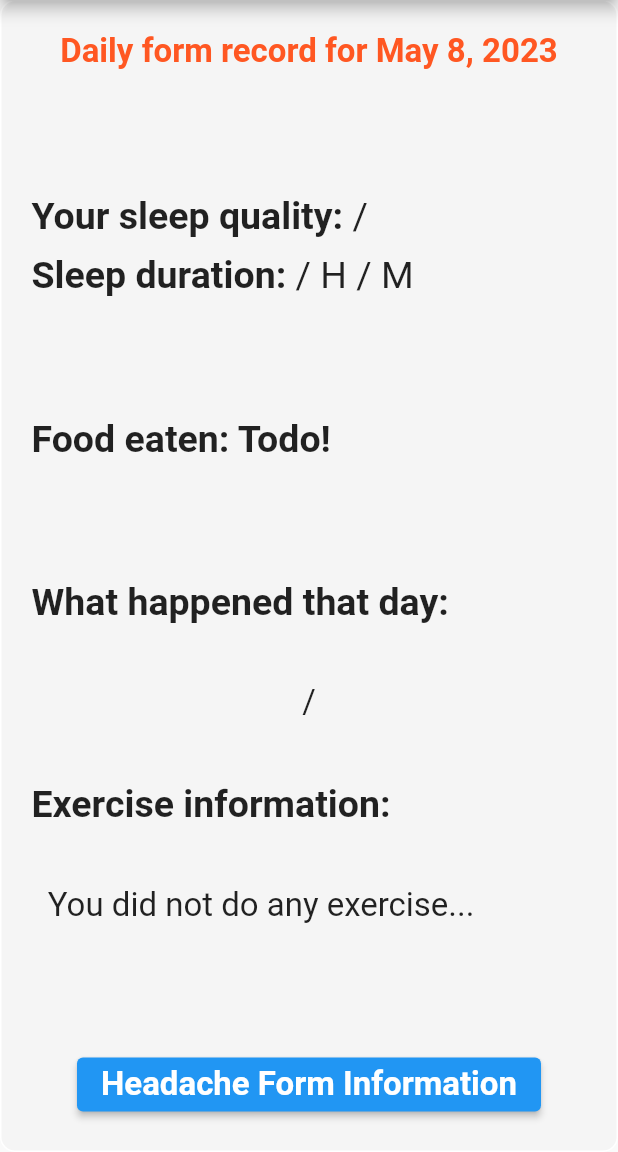
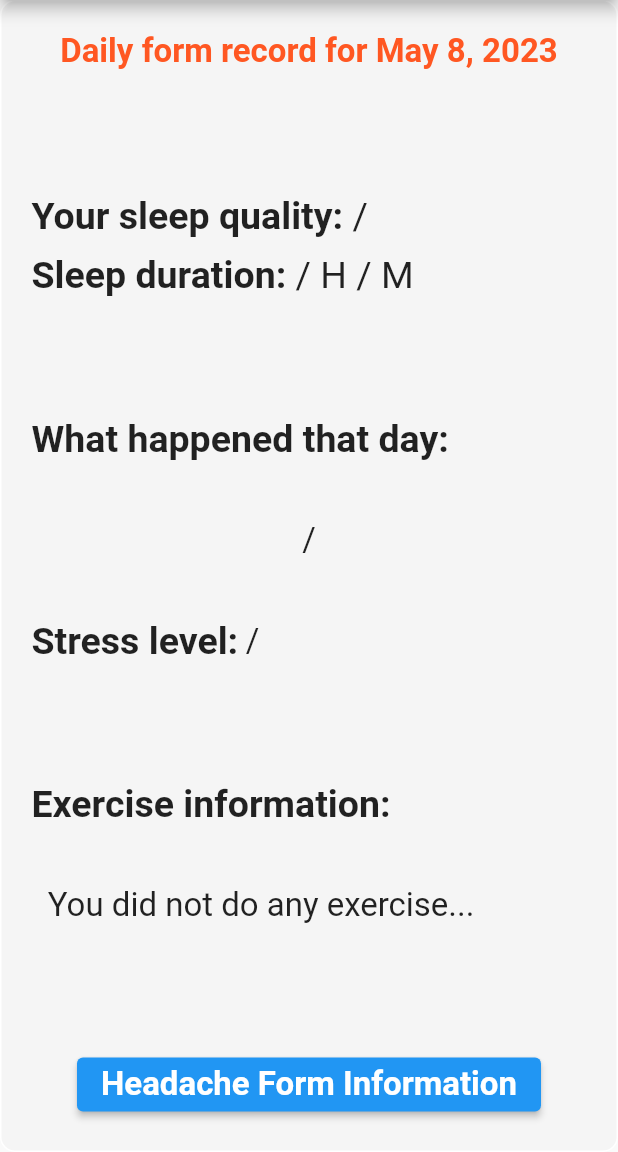
Before and after one commit to Catacity/HeadacheTracker, a Flutter app: the DetailedInfoPage screen opened directly with empty values, on a phone screen of 412 x 824 dp, the part 84-1236 px from its top. Run offline on Flutter 3.47's test engine with Material 2 defaults, Android fonts, the phone set to English and light mode, and no system bars; our stand-ins replace flutter_heatmap_calendar, fluttertoast, image_picker, shared_preferences, sqflite and 3 more; missing offline and left inert: dart:ffi; accounts and stored records are empty; Roboto replaces fonts that are missing (handrawn).

Commit message:
Minor adjustment on daily form detail page

```diff
--- a/lib/pages/calendar_detailed_page.dart
+++ b/lib/pages/calendar_detailed_page.dart
@@ -216,37 +216,6 @@ class _DetailedInfoPageState extends State<DetailedInfoPage> {
                     ]
                   ),
                 ),
-                Expanded(child:Row(
-                  children: [
-                    Text(
-                      'Food eaten: Todo!',
-                      style: TextStyle(fontSize: 25, fontWeight: FontWeight.bold),
-                    ),
-                    // Expanded(
-                    //   child: Column(
-                    //     crossAxisAlignment: CrossAxisAlignment.start,
-                    //     children: [
-                    //       GestureDetector(
-                    //         onTap: getImage,
-                    //         child: Container(
-                    //           height: 50,
-                    //           width: 50,
-                    //           decoration: BoxDecoration(
-                    //             color: Colors.grey.shade300,
-                    //             border: Border.all(color: Colors.black),
-                    //           ),
-                    //           child: _image == null
-                    //               ? Icon(Icons.image)
-                    //               : Image.file(_image!),
-                    //         ),
-                    //       ),
-                    //       SizedBox(height: 10),
-                    //
-                    //     ],
-                    //   ),
-                    // ),
-                  ],
-                ),),
                 Expanded(child: Row(
                   children: [
                     Text(
@@ -258,13 +227,30 @@ class _DetailedInfoPageState extends State<DetailedInfoPage> {
                     ),
                   ],
                 ),),
-                SizedBox(width: 5),
                 Text(
                   '${dailyDesc}',
                   style: TextStyle(
                     fontSize: 22,
                   ),
                 ),
+                Expanded(child: Row(
+                  children: [
+                    Text(
+                      'Stress level:',
+                      style: TextStyle(
+                        fontSize: 25,
+                        fontWeight: FontWeight.bold,
+                      ),
+                    ),
+                    SizedBox(width: 5),
+                    Text(
+                      '${stressLvText}',
+                      style: TextStyle(
+                        fontSize: 22,
+                      ),
+                    ),
+                  ],
+                ),),
                 SizedBox(width: 5),
                 Expanded(child: Row(
                   children: [
```
